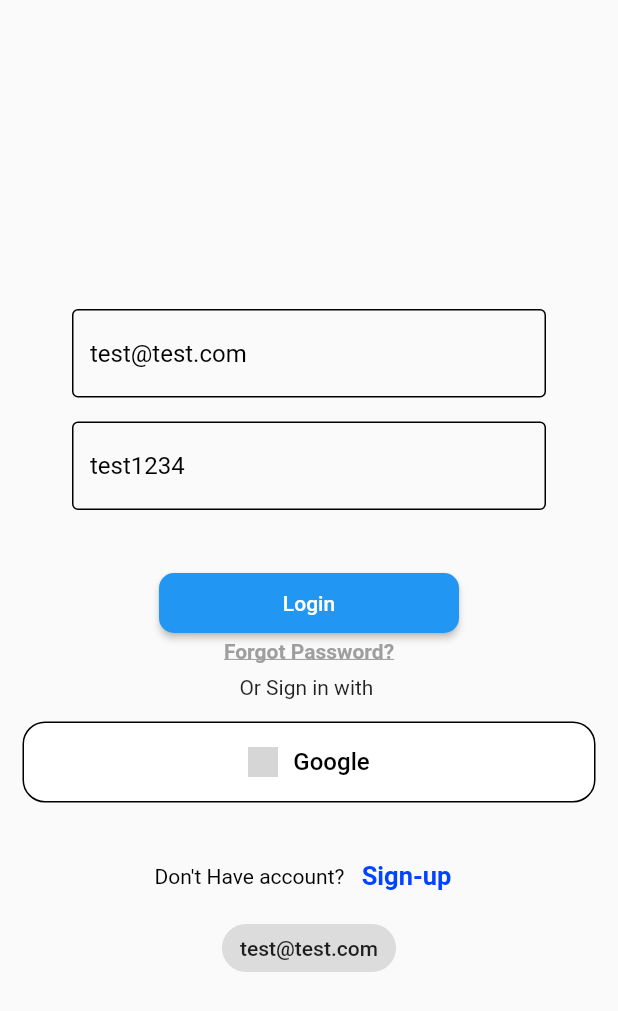
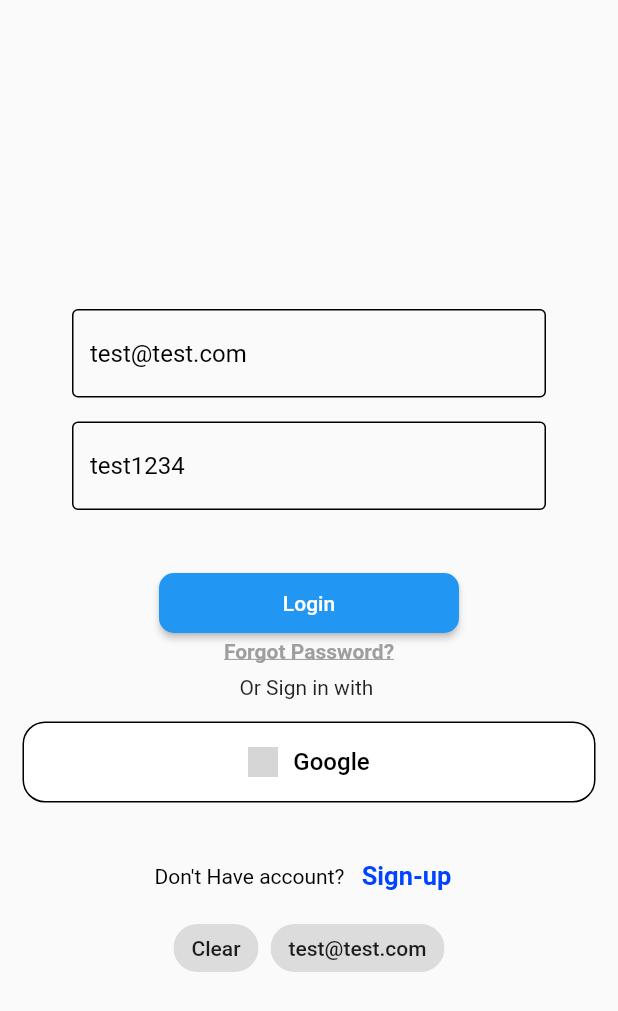
Before and after one commit to Nizar-Sweiss/Semi-Final-Lab, a Flutter app: the screen it shows after launch, after a tap on "test@test.com", on a phone screen of 412 x 824 dp. Shown: the top 1011 px of the screen. Run offline on Flutter 3.47's test engine with Material 2 defaults, Android fonts, the phone set to English and light mode, and no system bars; our stand-ins replace carousel_slider, cloud_firestore, firebase_auth, firebase_core, google_sign_in; accounts and stored records are empty; network calls fail; grey boxes are pictures that could not be loaded.

Commit message:
Update login_screen.dart
use DefaultChipLogIn in login_screen

```diff
--- a/ltuc_portal/lib/Screens/login_screen.dart
+++ b/ltuc_portal/lib/Screens/login_screen.dart
@@ -1,6 +1,7 @@
 import 'package:flutter/material.dart';
 import 'package:firebase_auth/firebase_auth.dart';
 import 'package:ltuc_portal/Screens/screens.dart';
+import 'package:ltuc_portal/Widgets/default_chiplogin.dart';
 import 'package:ltuc_portal/Widgets/widgets.dart';
 import 'package:ltuc_portal/utility/utility.dart';
 
@@ -101,14 +102,18 @@ class _LoginScreenState extends State<LoginScreen> {
                 spacing: 8,
                 alignment: WrapAlignment.spaceEvenly,
                 children: [
-                  InkWell(
-                    child: const Chip(
-                      label: Text("test@test.com"),
-                    ),
-                    onTap: () {
-                      emailController.text = "test@test.com";
-                      passwordController.text = "test1234";
-                    },
+                  DefaultChipLogIn(
+                    email: "",
+                    pass: "",
+                    emailController: emailController,
+                    passwordController: passwordController,
+                    chipLabel: "Clear",
+                  ),
+                  DefaultChipLogIn(
+                    email: "test@test.com",
+                    pass: "test1234",
+                    emailController: emailController,
+                    passwordController: passwordController,
                   ),
                 ],
               ),
```
